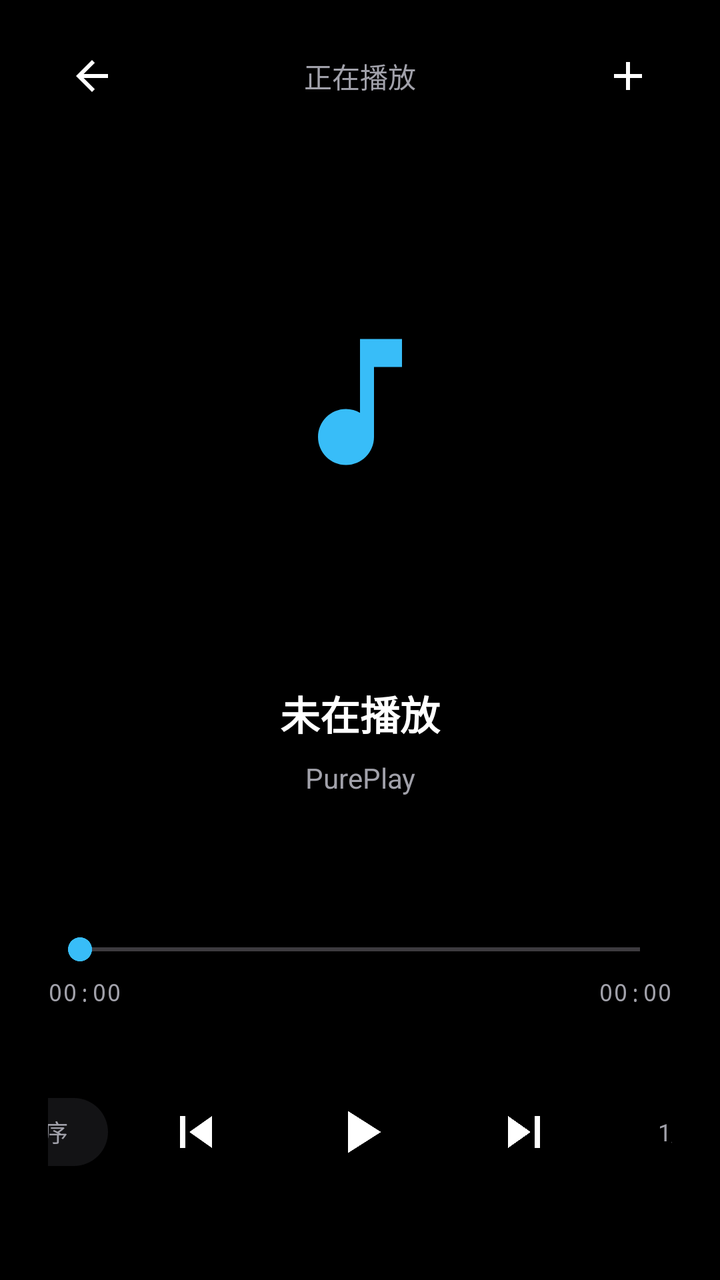
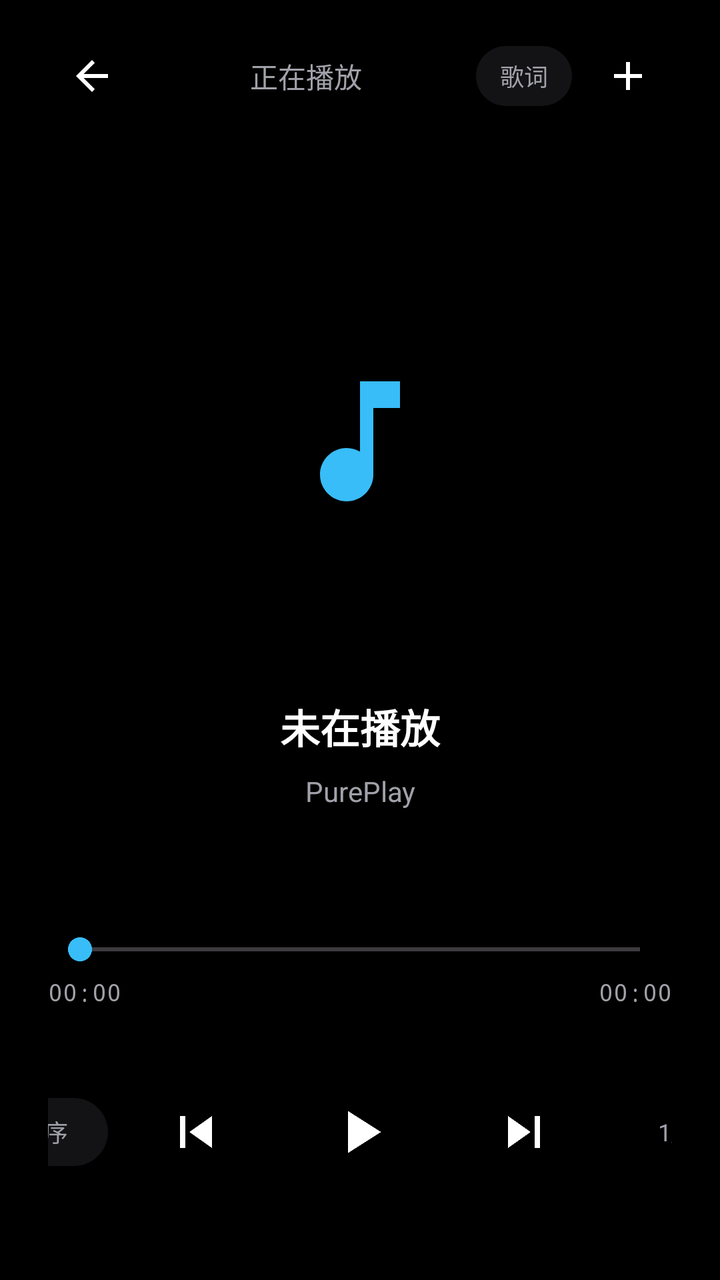

An Android layout rendered at two revisions. The XML below is the earlier revision; the diff shows what the commit changed to produce the second picture.
<!-- AndroidManifest.xml: activity theme Theme.PurePlay -->
<!-- res/layout/activity_audio_player.xml -->
<?xml version="1.0" encoding="utf-8"?>
<LinearLayout xmlns:android="http://schemas.android.com/apk/res/android"
    android:layout_width="match_parent"
    android:layout_height="match_parent"
    android:background="@color/bg_black"
    android:fitsSystemWindows="true"
    android:orientation="vertical"
    android:paddingHorizontal="24dp"
    android:paddingVertical="16dp">

    
    <LinearLayout
        android:layout_width="match_parent"
        android:layout_height="wrap_content"
        android:gravity="center_vertical"
        android:orientation="horizontal">

        <ImageButton
            android:id="@+id/btnBack"
            android:layout_width="44dp"
            android:layout_height="44dp"
            android:background="?attr/selectableItemBackgroundBorderless"
            android:contentDescription="返回"
            android:src="@drawable/ic_back" />

        <TextView
            android:layout_width="0dp"
            android:layout_height="wrap_content"
            android:layout_weight="1"
            android:gravity="center"
            android:text="正在播放"
            android:textColor="@color/text_secondary"
            android:textSize="14sp" />

        <ImageButton
            android:id="@+id/btnAddToPlaylist"
            android:layout_width="44dp"
            android:layout_height="44dp"
            android:background="?attr/selectableItemBackgroundBorderless"
            android:contentDescription="添加到歌单"
            android:src="@drawable/ic_add" />
    </LinearLayout>

    
    <FrameLayout
        android:layout_width="210dp"
        android:layout_height="210dp"
        android:layout_gravity="center_horizontal"
        android:layout_marginTop="36dp"
        android:background="@drawable/bg_circle_btn">

        <ImageView
            android:layout_width="84dp"
            android:layout_height="84dp"
            android:layout_gravity="center"
            android:contentDescription="@null"
            android:src="@drawable/ic_music"
            android:tint="@color/accent" />
    </FrameLayout>

    
    <TextView
        android:id="@+id/tvTrackTitle"
        android:layout_width="match_parent"
        android:layout_height="wrap_content"
        android:layout_marginTop="36dp"
        android:ellipsize="end"
        android:gravity="center"
        android:maxLines="2"
        android:text="未在播放"
        android:textColor="@color/text_primary"
        android:textSize="20sp"
        android:textStyle="bold" />

    <TextView
        android:id="@+id/tvTrackArtist"
        android:layout_width="match_parent"
        android:layout_height="wrap_content"
        android:layout_marginTop="8dp"
        android:ellipsize="end"
        android:gravity="center"
        android:maxLines="1"
        android:text="PurePlay"
        android:textColor="@color/text_secondary"
        android:textSize="14sp" />

    <View
        android:layout_width="match_parent"
        android:layout_height="0dp"
        android:layout_weight="1" />

    
    <SeekBar
        android:id="@+id/seekBar"
        android:layout_width="match_parent"
        android:layout_height="wrap_content"
        android:max="1000"
        android:progressTint="@color/accent"
        android:thumbTint="@color/accent" />

    <LinearLayout
        android:layout_width="match_parent"
        android:layout_height="wrap_content"
        android:layout_marginTop="4dp"
        android:orientation="horizontal">

        <TextView
            android:id="@+id/tvCurrentTime"
            android:layout_width="0dp"
            android:layout_height="wrap_content"
            android:layout_weight="1"
            android:fontFamily="monospace"
            android:text="00:00"
            android:textColor="@color/text_secondary"
            android:textSize="12sp" />

        <TextView
            android:id="@+id/tvTotalTime"
            android:layout_width="wrap_content"
            android:layout_height="wrap_content"
            android:fontFamily="monospace"
            android:text="00:00"
            android:textColor="@color/text_secondary"
            android:textSize="12sp" />
    </LinearLayout>

    
    <LinearLayout
        android:layout_width="match_parent"
        android:layout_height="wrap_content"
        android:layout_marginTop="24dp"
        android:layout_marginBottom="20dp"
        android:gravity="center"
        android:orientation="horizontal">

        <TextView
            android:id="@+id/btnPlayMode"
            android:layout_width="64dp"
            android:layout_height="34dp"
            android:background="@drawable/bg_pill"
            android:gravity="center"
            android:text="顺序"
            android:textColor="@color/text_secondary"
            android:textSize="12sp" />

        <ImageButton
            android:id="@+id/btnPrev"
            android:layout_width="56dp"
            android:layout_height="56dp"
            android:layout_marginStart="16dp"
            android:background="?attr/selectableItemBackgroundBorderless"
            android:contentDescription="上一首"
            android:padding="12dp"
            android:scaleType="fitCenter"
            android:src="@drawable/ic_prev" />

        <ImageButton
            android:id="@+id/btnPlayPause"
            android:layout_width="76dp"
            android:layout_height="76dp"
            android:layout_marginHorizontal="16dp"
            android:background="@drawable/bg_circle_btn"
            android:contentDescription="播放/暂停"
            android:padding="20dp"
            android:scaleType="fitCenter"
            android:src="@drawable/ic_play" />

        <ImageButton
            android:id="@+id/btnNext"
            android:layout_width="56dp"
            android:layout_height="56dp"
            android:layout_marginEnd="16dp"
            android:background="?attr/selectableItemBackgroundBorderless"
            android:contentDescription="下一首"
            android:padding="12dp"
            android:scaleType="fitCenter"
            android:src="@drawable/ic_next" />

        <TextView
            android:id="@+id/tvQueueInfo"
            android:layout_width="64dp"
            android:layout_height="34dp"
            android:gravity="center"
            android:text="1/1"
            android:textColor="@color/text_secondary"
            android:textSize="12sp" />
    </LinearLayout>

</LinearLayout>
<!-- resources referenced by this layout -->
<resources>
  <color name="accent">#38BDF8</color>
  <color name="bg_black">#000000</color>
  <color name="text_primary">#FFFFFF</color>
  <color name="text_secondary">#A1A1AA</color>
  <!-- drawable bg_circle_btn (drawable) -->
  <?xml version="1.0" encoding="utf-8"?>
  <shape xmlns:android="http://schemas.android.com/apk/res/android"
      android:shape="oval">
      <solid android:color="#66000000" />
  </shape>
  <!-- drawable bg_pill (drawable) -->
  <?xml version="1.0" encoding="utf-8"?>
  <shape xmlns:android="http://schemas.android.com/apk/res/android"
      android:shape="rectangle">
      <solid android:color="@color/pill_bg" />
      <corners android:radius="20dp" />
  </shape>
  <!-- drawable ic_add (drawable) -->
  <vector xmlns:android="http://schemas.android.com/apk/res/android"
      android:width="24dp"
      android:height="24dp"
      android:viewportWidth="24"
      android:viewportHeight="24">
      <path
          android:fillColor="#FFFFFF"
          android:pathData="M19,13h-6v6h-2v-6H5v-2h6V5h2v6h6v2z" />
  </vector>
  <!-- drawable ic_back (drawable) -->
  <vector xmlns:android="http://schemas.android.com/apk/res/android"
      android:width="24dp"
      android:height="24dp"
      android:viewportWidth="24"
      android:viewportHeight="24">
      <path
          android:fillColor="#FFFFFF"
          android:pathData="M20,11H7.83l5.59,-5.59L12,4l-8,8 8,8 1.41,-1.41L7.83,13H20v-2z" />
  </vector>
  <!-- drawable ic_music (drawable) -->
  <vector xmlns:android="http://schemas.android.com/apk/res/android"
      android:width="24dp"
      android:height="24dp"
      android:viewportWidth="24"
      android:viewportHeight="24">
      <path
          android:fillColor="#FFFFFF"
          android:pathData="M12,3v10.55c-0.59,-0.34 -1.27,-0.55 -2,-0.55 -2.21,0 -4,1.79 -4,4s1.79,4 4,4 4,-1.79 4,-4V7h4V3h-6z" />
  </vector>
  <!-- drawable ic_next (drawable) -->
  <vector xmlns:android="http://schemas.android.com/apk/res/android"
      android:width="24dp"
      android:height="24dp"
      android:viewportWidth="24"
      android:viewportHeight="24">
      <path
          android:fillColor="#FFFFFF"
          android:pathData="M6,18l8.5,-6L6,6v12zM16,6v12h2V6h-2z" />
  </vector>
  <!-- drawable ic_play (drawable) -->
  <vector xmlns:android="http://schemas.android.com/apk/res/android"
      android:width="24dp"
      android:height="24dp"
      android:viewportWidth="24"
      android:viewportHeight="24">
      <path
          android:fillColor="#FFFFFF"
          android:pathData="M8,5v14l11,-7z" />
  </vector>
  <!-- drawable ic_prev (drawable) -->
  <vector xmlns:android="http://schemas.android.com/apk/res/android"
      android:width="24dp"
      android:height="24dp"
      android:viewportWidth="24"
      android:viewportHeight="24">
      <path
          android:fillColor="#FFFFFF"
          android:pathData="M6,6h2v12H6V6zM9.5,12l8.5,6V6l-8.5,6z" />
  </vector>
  <style name="Theme.PurePlay" parent="Theme.Material3.Dark.NoActionBar">
          <item name="android:colorBackground">@color/bg_black</item>
          <item name="android:windowBackground">@color/bg_black</item>
          <item name="android:statusBarColor">@color/bg_black</item>
          <item name="android:navigationBarColor">@color/bg_black</item>
          <item name="colorPrimary">@color/accent</item>
      </style>
  <color name="pill_bg">#B31C1C1E</color>
</resources>

<!-- the commit's change to res/layout/activity_audio_player.xml (unified diff, before → after) -->
@@ -32,6 +32,17 @@
             android:textColor="@color/text_secondary"
             android:textSize="14sp" />
 
+        <TextView
+            android:id="@+id/btnLyricsToggle"
+            android:layout_width="48dp"
+            android:layout_height="30dp"
+            android:layout_marginEnd="6dp"
+            android:background="@drawable/bg_pill"
+            android:gravity="center"
+            android:text="歌词"
+            android:textColor="@color/text_secondary"
+            android:textSize="12sp" />
+
         <ImageButton
             android:id="@+id/btnAddToPlaylist"
             android:layout_width="44dp"
@@ -43,51 +54,129 @@
 
     
     <FrameLayout
-        android:layout_width="210dp"
-        android:layout_height="210dp"
-        android:layout_gravity="center_horizontal"
-        android:layout_marginTop="36dp"
-        android:background="@drawable/bg_circle_btn">
-
-        <ImageView
-            android:layout_width="84dp"
-            android:layout_height="84dp"
-            android:layout_gravity="center"
-            android:contentDescription="@null"
-            android:src="@drawable/ic_music"
-            android:tint="@color/accent" />
+        android:layout_width="match_parent"
+        android:layout_height="0dp"
+        android:layout_marginTop="12dp"
+        android:layout_marginBottom="12dp"
+        android:layout_weight="1">
+
+        
+        <LinearLayout
+            android:id="@+id/discContainer"
+            android:layout_width="match_parent"
+            android:layout_height="match_parent"
+            android:gravity="center"
+            android:orientation="vertical">
+
+            <FrameLayout
+                android:layout_width="200dp"
+                android:layout_height="200dp"
+                android:background="@drawable/bg_circle_btn">
+
+                <ImageView
+                    android:layout_width="80dp"
+                    android:layout_height="80dp"
+                    android:layout_gravity="center"
+                    android:contentDescription="@null"
+                    android:src="@drawable/ic_music"
+                    android:tint="@color/accent" />
+            </FrameLayout>
+
+            <TextView
+                android:id="@+id/tvTrackTitle"
+                android:layout_width="match_parent"
+                android:layout_height="wrap_content"
+                android:layout_marginTop="28dp"
+                android:ellipsize="end"
+                android:gravity="center"
+                android:maxLines="2"
+                android:text="未在播放"
+                android:textColor="@color/text_primary"
+                android:textSize="20sp"
+                android:textStyle="bold" />
+
+            <TextView
+                android:id="@+id/tvTrackArtist"
+                android:layout_width="match_parent"
+                android:layout_height="wrap_content"
+                android:layout_marginTop="8dp"
+                android:ellipsize="end"
+                android:gravity="center"
+                android:maxLines="1"
+                android:text="PurePlay"
+                android:textColor="@color/text_secondary"
+                android:textSize="14sp" />
+
+            <TextView
+                android:id="@+id/tvMiniLyric"
+                android:layout_width="match_parent"
+                android:layout_height="wrap_content"
+                android:layout_marginTop="16dp"
+                android:ellipsize="end"
+                android:gravity="center"
+                android:maxLines="2"
+                android:textColor="@color/accent"
+                android:textSize="14sp"
+                android:visibility="gone" />
+        </LinearLayout>
+
+        
+        <LinearLayout
+            android:id="@+id/lyricsContainer"
+            android:layout_width="match_parent"
+            android:layout_height="match_parent"
+            android:orientation="vertical"
+            android:visibility="gone">
+
+            <TextView
+                android:id="@+id/tvLyricsTitle"
+                android:layout_width="match_parent"
+                android:layout_height="wrap_content"
+                android:ellipsize="end"
+                android:gravity="center"
+                android:maxLines="1"
+                android:textColor="@color/text_primary"
+                android:textSize="16sp"
+                android:textStyle="bold" />
+
+            <TextView
+                android:id="@+id/tvLyricsArtist"
+                android:layout_width="match_parent"
+                android:layout_height="wrap_content"
+                android:layout_marginTop="2dp"
+                android:layout_marginBottom="10dp"
+                android:ellipsize="end"
+                android:gravity="center"
+                android:maxLines="1"
+                android:textColor="@color/text_secondary"
+                android:textSize="12sp" />
+
+            <FrameLayout
+                android:layout_width="match_parent"
+                android:layout_height="0dp"
+                android:layout_weight="1">
+
+                <androidx.recyclerview.widget.RecyclerView
+                    android:id="@+id/recyclerLyrics"
+                    android:layout_width="match_parent"
+                    android:layout_height="match_parent"
+                    android:clipToPadding="false"
+                    android:paddingVertical="80dp" />
+
+                <TextView
+                    android:id="@+id/tvLyricsEmpty"
+                    android:layout_width="match_parent"
+                    android:layout_height="wrap_content"
+                    android:layout_gravity="center"
+                    android:gravity="center"
+                    android:lineSpacingExtra="6dp"
+                    android:text="未找到同名歌词文件 (.lrc)\n请将同名 .lrc 歌词放在同一文件夹下"
+                    android:textColor="@color/text_secondary"
+                    android:textSize="14sp"
+                    android:visibility="gone" />
+            </FrameLayout>
+        </LinearLayout>
     </FrameLayout>
-
-    
-    <TextView
-        android:id="@+id/tvTrackTitle"
-        android:layout_width="match_parent"
-        android:layout_height="wrap_content"
-        android:layout_marginTop="36dp"
-        android:ellipsize="end"
-        android:gravity="center"
-        android:maxLines="2"
-        android:text="未在播放"
-        android:textColor="@color/text_primary"
-        android:textSize="20sp"
-        android:textStyle="bold" />
-
-    <TextView
-        android:id="@+id/tvTrackArtist"
-        android:layout_width="match_parent"
-        android:layout_height="wrap_content"
-        android:layout_marginTop="8dp"
-        android:ellipsize="end"
-        android:gravity="center"
-        android:maxLines="1"
-        android:text="PurePlay"
-        android:textColor="@color/text_secondary"
-        android:textSize="14sp" />
-
-    <View
-        android:layout_width="match_parent"
-        android:layout_height="0dp"
-        android:layout_weight="1" />
 
     
     <SeekBar
